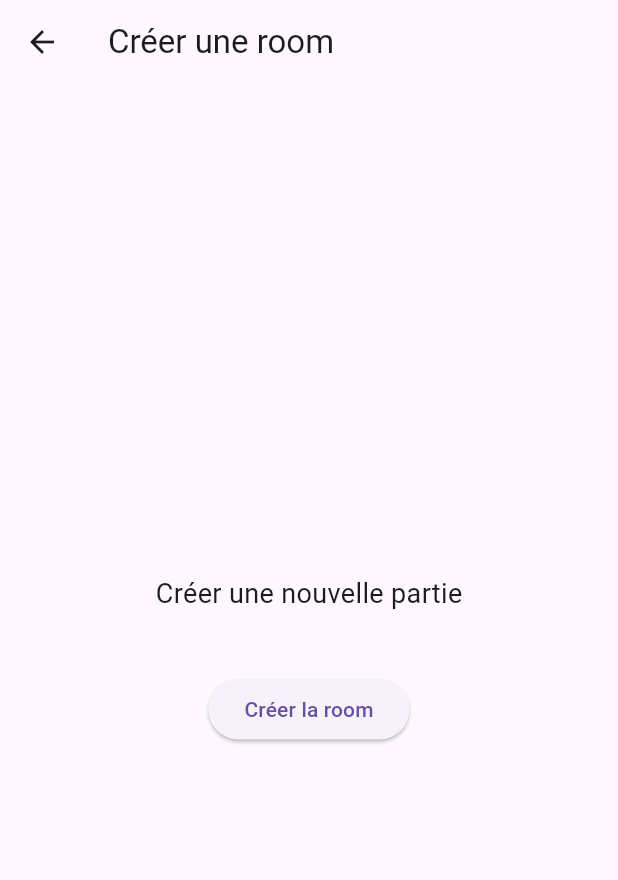
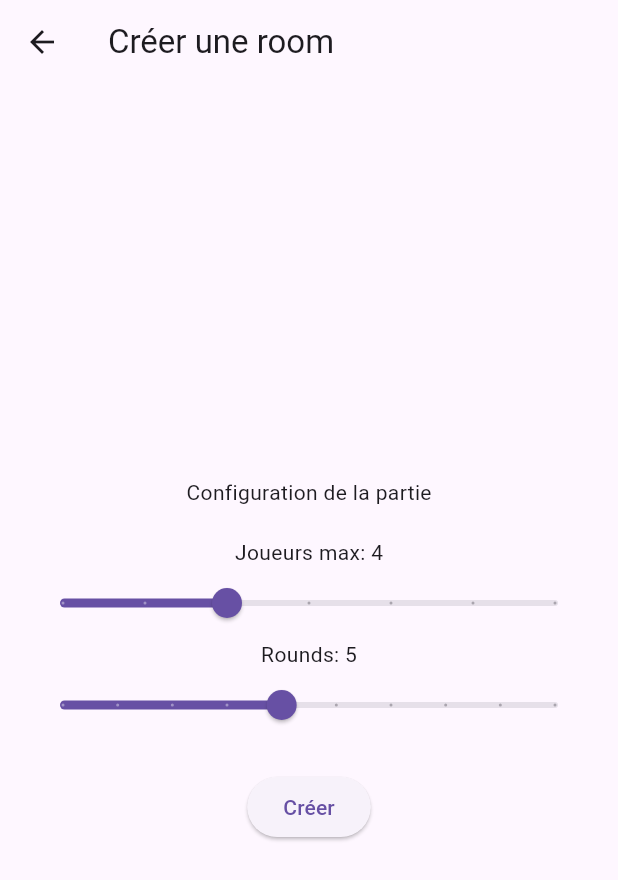
Before and after one commit to CODEBYGODWIN/snap_theme, a Flutter app: the CreateRoomScreen screen opened directly, on a phone screen of 412 x 824 dp. Shown: the top 880 px of the screen. Run offline on Flutter 3.47's test engine with Material 3 defaults, Android fonts, the phone set to English and light mode, and no system bars; our stand-ins replace cloud_firestore, firebase_auth, firebase_core, firebase_storage, flutter_riverpod, freezed_annotation and 2 more; accounts and stored records are empty.

Commit message:
change the create room part

```diff
--- a/lib/screens/rooms/create_room_screen.dart
+++ b/lib/screens/rooms/create_room_screen.dart
@@ -14,6 +14,9 @@ class CreateRoomScreen extends StatefulWidget {
 class _CreateRoomScreenState extends State<CreateRoomScreen> {
   final RoomService _roomService = RoomService();
 
+  int maxPlayers = 4;
+  int maxRounds = 5;
+
   bool isLoading = false;
   String error = "";
 
@@ -25,18 +28,16 @@ class _CreateRoomScreenState extends State<CreateRoomScreen> {
 
     try {
       final user = FirebaseAuth.instance.currentUser;
-
-      if (user == null) {
-        setState(() {
-          error = "Utilisateur non connecté";
-          isLoading = false;
-        });
-        return;
-      }
+      if (user == null) return;
 
       final displayName = user.displayName ?? "Player";
 
-      final result = await _roomService.createRoom(user.uid, displayName);
+      final result = await _roomService.createRoom(
+        user.uid,
+        displayName,
+        maxPlayers,
+        maxRounds,
+      );
 
       if (!mounted) return;
 
@@ -62,15 +63,31 @@ class _CreateRoomScreenState extends State<CreateRoomScreen> {
   Widget build(BuildContext context) {
     return Scaffold(
       appBar: AppBar(title: const Text("Créer une room")),
-      body: Center(
-        child: Padding(
+      body: Padding(
         padding: const EdgeInsets.all(16),
         child: Column(
           mainAxisAlignment: MainAxisAlignment.center,
           children: [
-              const Text(
-                "Créer une nouvelle partie",
-                style: TextStyle(fontSize: 18),
+            const Text("Configuration de la partie"),
+
+            const SizedBox(height: 20),
+
+            Text("Joueurs max: $maxPlayers"),
+            Slider(
+              value: maxPlayers.toDouble(),
+              min: 2,
+              max: 8,
+              divisions: 6,
+              onChanged: (v) => setState(() => maxPlayers = v.toInt()),
+            ),
+
+            Text("Rounds: $maxRounds"),
+            Slider(
+              value: maxRounds.toDouble(),
+              min: 1,
+              max: 10,
+              divisions: 9,
+              onChanged: (v) => setState(() => maxRounds = v.toInt()),
             ),
 
             const SizedBox(height: 20),
@@ -78,16 +95,13 @@ class _CreateRoomScreenState extends State<CreateRoomScreen> {
             if (error.isNotEmpty)
               Text(error, style: const TextStyle(color: Colors.red)),
 
-              const SizedBox(height: 20),
-
             isLoading
                 ? const CircularProgressIndicator()
                 : ElevatedButton(
                     onPressed: createRoom,
-                      child: const Text("Créer la room"),
+                    child: const Text("Créer"),
                   ),
           ],
-          ),
         ),
       ),
     );
```
Also changed, not shown: lib/services/room_service.dart (+36 -60 lines). Lines whose indentation alone changed are shown as unchanged.
